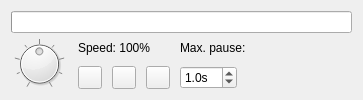
Qt form src/client/ui/playback.ui (drawpile/Drawpile) before a commit.
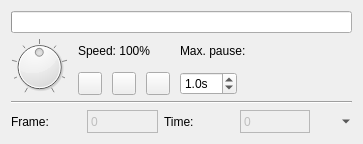
The same form after that commit. Icons and pictures are not drawn.

Patch:
```diff
--- a/src/client/ui/playback.ui
+++ b/src/client/ui/playback.ui
@@ -7,7 +7,7 @@
     <x>0</x>
     <y>0</y>
     <width>363</width>
-    <height>95</height>
+    <height>144</height>
    </rect>
   </property>
   <property name="windowTitle">
@@ -156,6 +156,83 @@
      </item>
     </layout>
    </item>
+   <item>
+    <widget class="Line" name="line">
+     <property name="orientation">
+      <enum>Qt::Horizontal</enum>
+     </property>
+    </widget>
+   </item>
+   <item>
+    <layout class="QHBoxLayout" name="horizontalLayout_3">
+     <item>
+      <widget class="QLabel" name="label_2">
+       <property name="text">
+        <string>Frame:</string>
+       </property>
+      </widget>
+     </item>
+     <item>
+      <widget class="QLabel" name="frameLabel">
+       <property name="enabled">
+        <bool>false</bool>
+       </property>
+       <property name="frameShape">
+        <enum>QFrame::StyledPanel</enum>
+       </property>
+       <property name="frameShadow">
+        <enum>QFrame::Sunken</enum>
+       </property>
+       <property name="text">
+        <string notr="true">0</string>
+       </property>
+      </widget>
+     </item>
+     <item>
+      <widget class="QLabel" name="label_4">
+       <property name="text">
+        <string>Time:</string>
+       </property>
+      </widget>
+     </item>
+     <item>
+      <widget class="QLabel" name="timeLabel">
+       <property name="enabled">
+        <bool>false</bool>
+       </property>
+       <property name="frameShape">
+        <enum>QFrame::StyledPanel</enum>
+       </property>
+       <property name="frameShadow">
+        <enum>QFrame::Sunken</enum>
+       </property>
+       <property name="text">
+        <string notr="true">0</string>
+       </property>
+      </widget>
+     </item>
+     <item>
+      <widget class="QToolButton" name="exportbutton">
+       <property name="toolTip">
+        <string>Export video</string>
+       </property>
+       <property name="text">
+        <string/>
+       </property>
+       <property name="icon">
+        <iconset resource="resources.qrc">
+         <normaloff>:/icons/applications-multimedia.png</normaloff>:/icons/applications-multimedia.png</iconset>
+       </property>
+       <property name="popupMode">
+        <enum>QToolButton::MenuButtonPopup</enum>
+       </property>
+       <property name="autoRaise">
+        <bool>true</bool>
+       </property>
+      </widget>
+     </item>
+    </layout>
+   </item>
   </layout>
  </widget>
  <resources>
```
Left out of the diff: 32 changed lines with no effect on the pictures.
